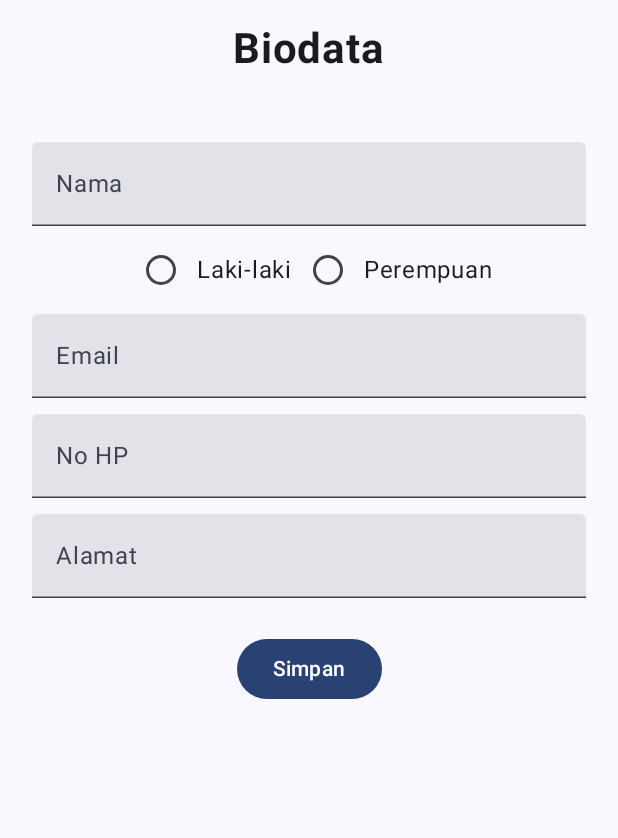
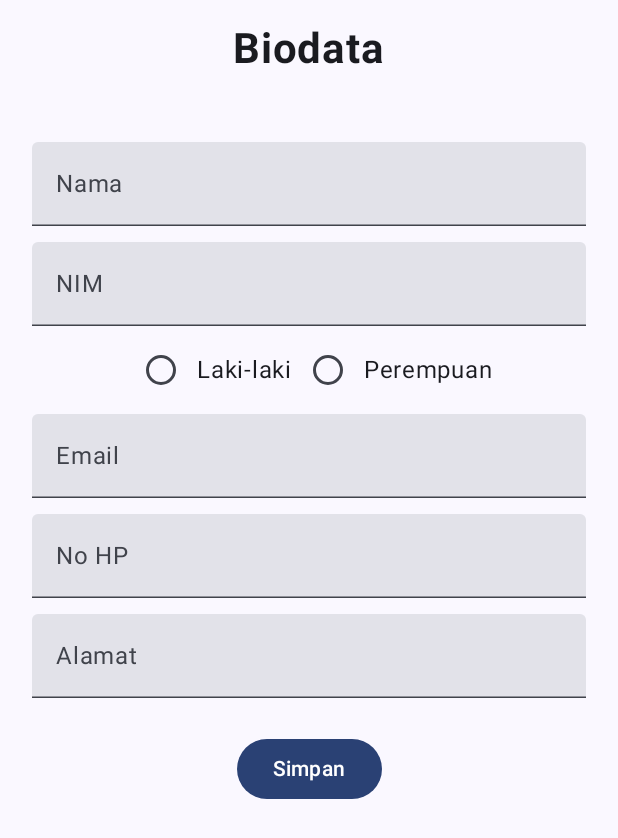
Before and after one commit to anggiaintan/QuestNavigasiMVVM_203, an Android app built with Jetpack Compose: the screen it shows after launch (MainActivity), on a phone screen of 412 x 824 dp. Shown: the top 838 px of the screen. Run offline under Robolectric (Android 15) with nearby library versions, the phone set to English and light mode, and no system bars.

Commit message:
membuat input field untuk NIM dengan label, placeholder, dan pengaturan keyboard untuk angka.

```diff
--- a/app/src/main/java/com/example/actmvvm/ui/view/FormulirView.kt
+++ b/app/src/main/java/com/example/actmvvm/ui/view/FormulirView.kt
@@ -50,6 +50,14 @@ fun FormulirView(
                 Text("Masukkan Nama Anda")
             }
         )
+        TextField(
+            modifier = Modifier.fillMaxWidth().padding(5.dp),
+            value = NIM,
+            onValueChange = {NIM = it},
+            label = { Text("NIM") },
+            placeholder = { Text("Masukkan NIM Anda") },
+            keyboardOptions = KeyboardOptions(keyboardType = KeyboardType.Number)
+        )
         Row {
             pilihanJK.forEach{selectedJK ->
                 Row (verticalAlignment = Alignment.CenterVertically) {
```
